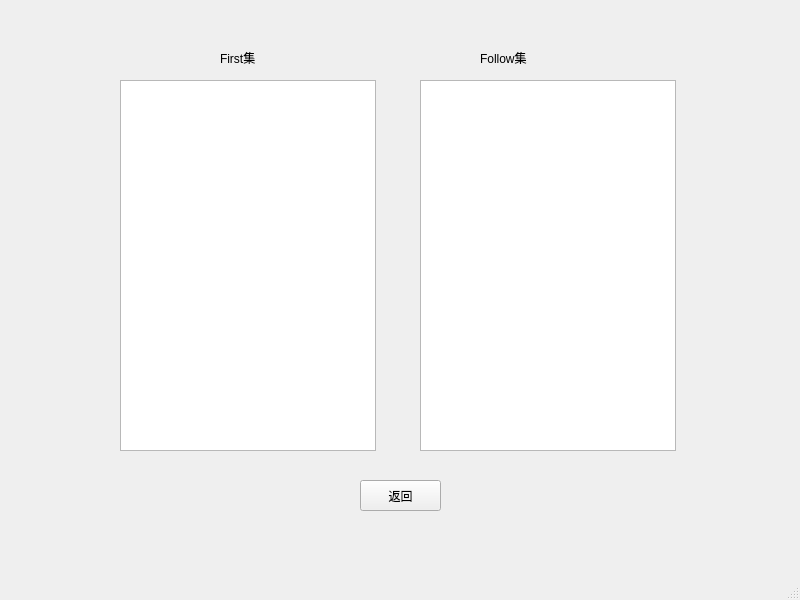
First picture: the form in graana_result.ui, repository lh2080028463/Compiler, before the edit.
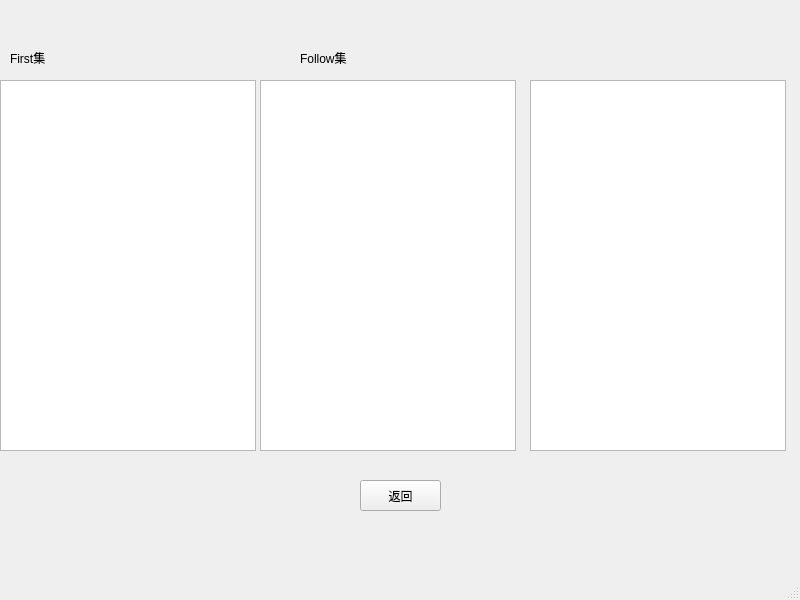
Second picture: the form after the edit.

Commit message: 集合文件输出修改

The edit to the form file:
```diff
--- a/graana_result.ui
+++ b/graana_result.ui
@@ -17,7 +17,7 @@
    <widget class="QLabel" name="label">
     <property name="geometry">
      <rect>
-      <x>220</x>
+      <x>10</x>
       <y>50</y>
       <width>61</width>
       <height>16</height>
@@ -30,7 +30,7 @@
    <widget class="QLabel" name="label_2">
     <property name="geometry">
      <rect>
-      <x>480</x>
+      <x>300</x>
       <y>50</y>
       <width>81</width>
       <height>16</height>
@@ -56,7 +56,7 @@
    <widget class="QTextBrowser" name="textBrowser">
     <property name="geometry">
      <rect>
-      <x>120</x>
+      <x>0</x>
       <y>80</y>
       <width>256</width>
       <height>371</height>
@@ -66,7 +66,17 @@
    <widget class="QTextBrowser" name="textBrowser_2">
     <property name="geometry">
      <rect>
-      <x>420</x>
+      <x>260</x>
+      <y>80</y>
+      <width>256</width>
+      <height>371</height>
+     </rect>
+    </property>
+   </widget>
+   <widget class="QTextBrowser" name="textBrowser_3">
+    <property name="geometry">
+     <rect>
+      <x>530</x>
       <y>80</y>
       <width>256</width>
       <height>371</height>
```
The commit also changes 2 other files.
